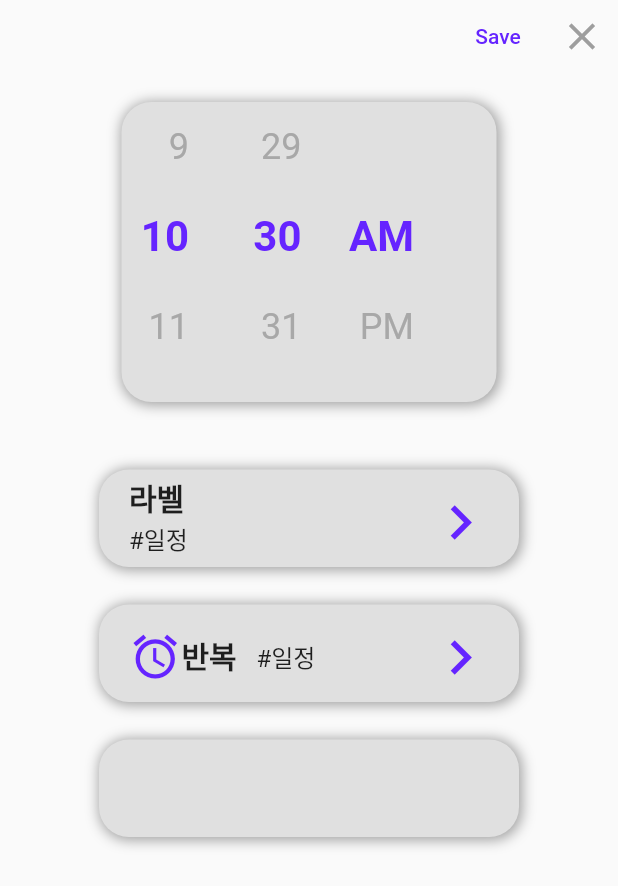
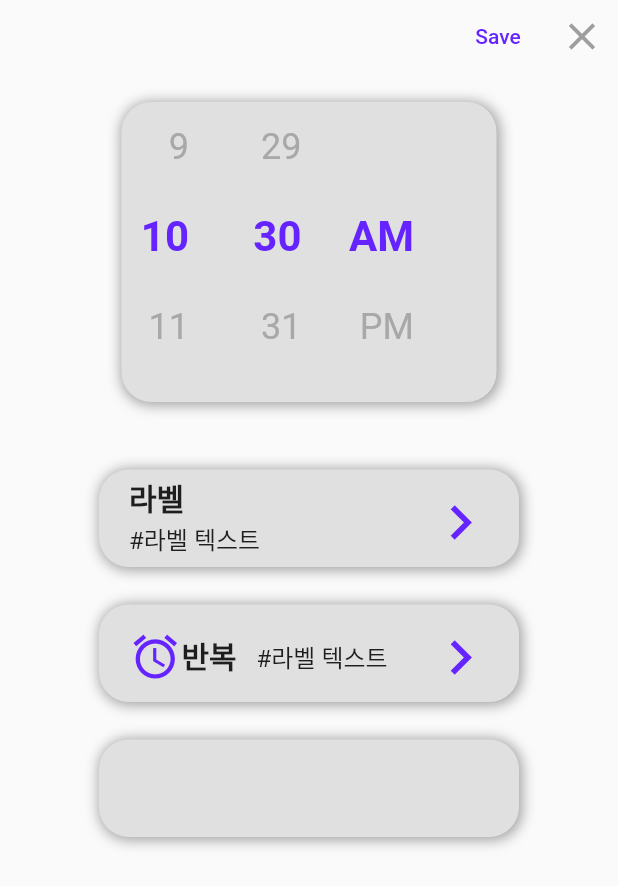
Before and after one commit to im-sg99/Flutter_Alarm, a Flutter app: the AlarmSettingPage widget shown alone on an empty page, opened directly, on a phone screen of 412 x 824 dp. Shown: the top 886 px of the screen. Run offline on Flutter 3.47's test engine with Material 2 defaults, Android fonts, the phone set to English and light mode, and no system bars; drawn by our look-alikes of flutter_time_picker_spinner; our stand-ins replace animated_splash_screen, flutter_speed_dial; missing offline and left inert: android_alarm_manager_plus.

Commit message:
Label setState

```diff
--- a/lib/alarm_setting_page.dart
+++ b/lib/alarm_setting_page.dart
@@ -11,7 +11,7 @@ class AlarmSettingPage extends StatefulWidget {
 }
 
 class AlarmSettingPageState extends State<AlarmSettingPage> {
-  String labelText='#일정';
+  String _labelText = '#라벨 텍스트';
   DateTime _dateTime = DateTime.now();
 
   @override
@@ -122,7 +122,7 @@ class AlarmSettingPageState extends State<AlarmSettingPage> {
                 SizedBox(
                   width: 190,
                   child: Text(
-                    labelText,
+                    _labelText,
                     style: const TextStyle(
                       fontSize: 16,
                       fontFamily: 'Roboto',
@@ -137,7 +137,7 @@ class AlarmSettingPageState extends State<AlarmSettingPage> {
               iconSize: 46,
               onPressed: ()=>showDialog(
                 context: context,
-                builder: (context)=> const SettingLabelPage(),
+                builder: (context)=> SettingLabelPage(labelNotifyParent: _changeLabel),
               ),
             ),
           ],
@@ -168,7 +168,7 @@ class AlarmSettingPageState extends State<AlarmSettingPage> {
           SizedBox(
             width: 105,
             child: Text(
-              labelText,
+              _labelText,
               style: const TextStyle(
                 fontSize: 16,
                 fontFamily: 'Roboto',
@@ -201,7 +201,7 @@ class AlarmSettingPageState extends State<AlarmSettingPage> {
 
   void _changeLabel(text){
     setState(() {
-      labelText = text;
+      _labelText = text;
     });
   }
 }
```
Also changed, not shown: lib/setting_label.dart (+4 -7 lines).
